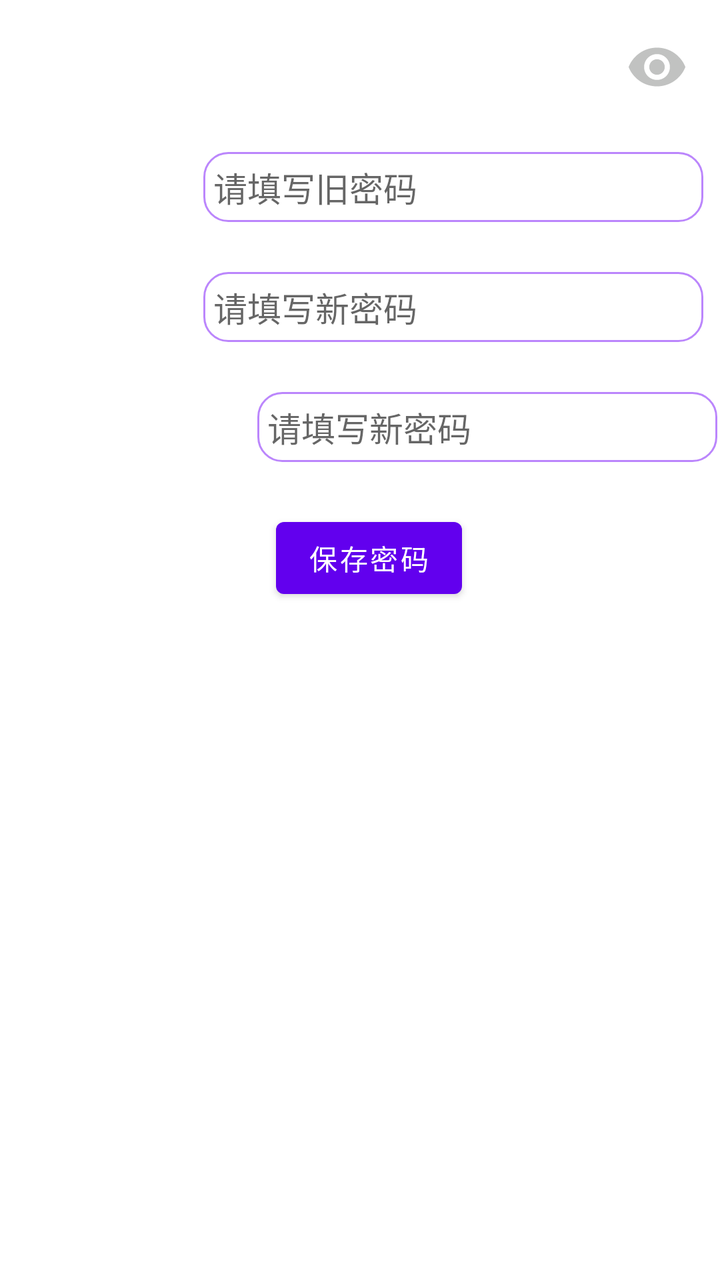
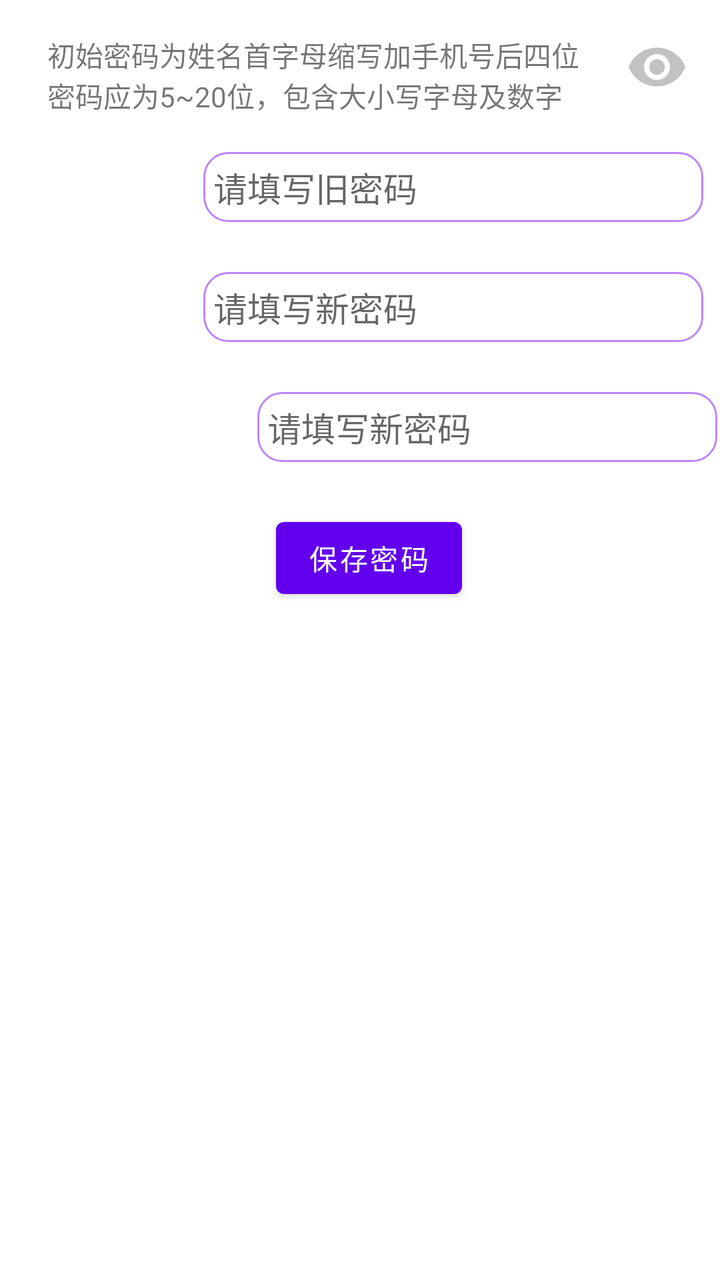

Before-and-after screenshots of an Android layout around one commit, followed by the original layout XML and the change that was made.
<!-- AndroidManifest.xml: application theme Theme.NaviApp -->
<!-- res/layout/fragment_my_pwd.xml -->
<?xml version="1.0" encoding="utf-8"?>
<androidx.constraintlayout.widget.ConstraintLayout xmlns:android="http://schemas.android.com/apk/res/android"
    xmlns:app="http://schemas.android.com/apk/res-auto"
    xmlns:tools="http://schemas.android.com/tools"
    android:layout_width="match_parent"
    android:layout_height="match_parent"
    tools:context=".activity.ui.main.MyPwdFragment">


    <ImageView
        android:id="@+id/visable"
        android:layout_width="31dp"
        android:layout_height="35dp"
        android:layout_marginTop="16dp"
        android:layout_marginEnd="16dp"
        android:src="@drawable/eye_24"
        app:layout_constraintEnd_toEndOf="parent"
        app:layout_constraintTop_toTopOf="parent" />

    <EditText
        android:id="@+id/old_pwd"
        style="@style/textsize_content"
        android:inputType="textPassword"
        android:layout_height="wrap_content"
        android:layout_width="wrap_content"
        android:minWidth="250dp"
        android:background="@drawable/edittext_border"
        android:hint="请填写旧密码"
        app:layout_constraintEnd_toEndOf="parent"
        app:layout_constraintStart_toEndOf="@+id/textView34"
        app:layout_constraintTop_toBottomOf="@+id/visable" />



    <EditText
        android:id="@+id/new_confirm"
        style="@style/textsize_content"
        android:layout_height="wrap_content"
        android:layout_width="wrap_content"
        android:minWidth="230dp"
        android:inputType="textPassword"
        android:background="@drawable/edittext_border"
        android:hint="请填写新密码"
        app:layout_constraintEnd_toEndOf="parent"
        app:layout_constraintStart_toEndOf="@+id/textView38"
        app:layout_constraintTop_toBottomOf="@+id/new_pwd" />

    <TextView
        android:id="@+id/textView41"
        android:layout_width="wrap_content"
        android:layout_height="wrap_content"
        android:layout_marginEnd="4dp"
        android:text="*"
        android:textColor="@color/colorAccent"
        app:layout_constraintBottom_toBottomOf="@+id/textView39"
        app:layout_constraintEnd_toStartOf="@+id/textView39"
        app:layout_constraintTop_toTopOf="@+id/textView39"
        app:layout_constraintVertical_bias="0.0" />

    <TextView
        android:id="@+id/textView38"
        style="@style/textsize_nomal"
        android:layout_width="wrap_content"
        android:layout_height="wrap_content"
        android:text="确认新密码："
        app:layout_constraintBottom_toBottomOf="@+id/new_confirm"
        app:layout_constraintStart_toStartOf="parent"
        app:layout_constraintTop_toTopOf="@+id/new_confirm"
 />

    <TextView
        android:id="@+id/textView40"
        android:layout_width="wrap_content"
        android:layout_height="wrap_content"
        android:layout_marginEnd="4dp"
        android:text="*"
        android:textColor="@color/colorAccent"
        app:layout_constraintBottom_toBottomOf="@+id/textView34"
        app:layout_constraintEnd_toStartOf="@+id/textView34"
        app:layout_constraintTop_toTopOf="@+id/textView34" />

    <TextView
        android:id="@+id/textView34"
        style="@style/textsize_nomal"
        android:layout_width="wrap_content"
        android:layout_height="wrap_content"

        android:text="旧密码："
        app:layout_constraintBottom_toBottomOf="@+id/old_pwd"
        app:layout_constraintStart_toStartOf="parent"
        app:layout_constraintTop_toTopOf="@+id/old_pwd" />

    <TextView
        android:id="@+id/textView42"
        android:layout_width="wrap_content"
        android:layout_height="wrap_content"
        android:layout_marginEnd="4dp"
        android:text="*"
        android:textColor="@color/colorAccent"
        app:layout_constraintBottom_toBottomOf="@+id/textView38"
        app:layout_constraintEnd_toStartOf="@+id/textView38"
        app:layout_constraintTop_toTopOf="@+id/textView38"
        app:layout_constraintVertical_bias="1.0" />

    <Button
        android:id="@+id/save_pwd"
        android:layout_width="wrap_content"
        android:layout_height="wrap_content"
        android:layout_margin="24dp"
        android:layout_marginTop="36dp"
        android:text="保存密码"
        app:layout_constraintEnd_toEndOf="parent"
        app:layout_constraintHorizontal_bias="0.52"
        app:layout_constraintStart_toStartOf="parent"
        app:layout_constraintTop_toBottomOf="@+id/new_confirm" />

    <TextView
        android:id="@+id/textView39"
        style="@style/textsize_nomal"
        android:layout_width="wrap_content"
        android:layout_height="wrap_content"
        android:layout_marginStart="24dp"
        android:text="新密码："
        app:layout_constraintBottom_toBottomOf="@+id/new_pwd"
        app:layout_constraintStart_toStartOf="parent"
        app:layout_constraintTop_toTopOf="@+id/new_pwd" />

    <EditText
        android:id="@+id/new_pwd"
        style="@style/textsize_content"
        android:layout_width="wrap_content"
        android:layout_height="wrap_content"
        android:minWidth="250dp"
        android:inputType="textPassword"
        android:background="@drawable/edittext_border"
        android:hint="请填写新密码"
        app:layout_constraintEnd_toEndOf="parent"
        app:layout_constraintStart_toEndOf="@+id/textView39"
        app:layout_constraintTop_toBottomOf="@+id/old_pwd" />
    <ProgressBar
        android:id="@+id/pwd_progressBar"
        style="?android:attr/progressBarStyle"
        android:layout_width="wrap_content"
        android:layout_height="wrap_content"
        app:layout_constraintBottom_toTopOf="@+id/save_pwd"
        app:layout_constraintEnd_toEndOf="parent"
        app:layout_constraintStart_toStartOf="parent"
        app:layout_constraintTop_toTopOf="parent" />

</androidx.constraintlayout.widget.ConstraintLayout>
<!-- resources referenced by this layout -->
<resources>
  <color name="colorAccent">#D81B60</color>
  <!-- drawable edittext_border (drawable) -->
  <?xml version="1.0" encoding="utf-8"?>
  <shape
      xmlns:android="http://schemas.android.com/apk/res/android"
      android:shape="rectangle" >
      
      <solid android:color="#ffffff" />
      
      <stroke
          android:width="1dip"
          android:color="@color/purple_200" />
      
      <corners android:radius="12dp" />
      
      <padding
          android:bottom="5dp"
          android:left="5dp"
          android:right="5dp"
          android:top="5dp" />
      
  
  
  
  
      
  
  
  
  
  
  </shape>
  <!-- drawable eye_24 (drawable) -->
  <vector android:height="24dp" android:tint="#C1C2C1"
      android:viewportHeight="24" android:viewportWidth="24"
      android:width="24dp" xmlns:android="http://schemas.android.com/apk/res/android">
      <path android:fillColor="@android:color/white" android:pathData="M12,4.5C7,4.5 2.73,7.61 1,12c1.73,4.39 6,7.5 11,7.5s9.27,-3.11 11,-7.5c-1.73,-4.39 -6,-7.5 -11,-7.5zM12,17c-2.76,0 -5,-2.24 -5,-5s2.24,-5 5,-5 5,2.24 5,5 -2.24,5 -5,5zM12,9c-1.66,0 -3,1.34 -3,3s1.34,3 3,3 3,-1.34 3,-3 -1.34,-3 -3,-3z"/>
  </vector>
  <style name="textsize_content">
          <item name="android:textSize">17dp</item>
          <item name="android:layout_margin">@dimen/spinner_margin</item>
          <item name="android:textColor">#272727</item>
          <item name="android:maxWidth">250dp</item>
          <item name="android:minWidth">100dp</item>
      </style>
  <style name="textsize_nomal">
          <item name="android:textSize">17dp</item>
          <item name="android:layout_margin">@dimen/spinner_margin</item>
          <item name="android:textColor">#323131</item>
      </style>
  <style name="Theme.NaviApp" parent="Theme.MaterialComponents.DayNight.DarkActionBar">
          
          <item name="colorPrimary">@color/purple_500</item>
          <item name="colorPrimaryVariant">@color/purple_700</item>
          <item name="colorOnPrimary">@color/white</item>
          
          <item name="colorSecondary">@color/teal_200</item>
          <item name="colorSecondaryVariant">@color/teal_700</item>
          <item name="colorOnSecondary">@color/black</item>
          
          <item name="android:statusBarColor" tools:targetApi="l">?attr/colorPrimaryVariant</item>
          
      </style>
  <color name="purple_200">#FFBB86FC</color>
  <dimen name="spinner_margin">25dp</dimen>
  <color name="purple_500">#FF6200EE</color>
  <color name="purple_700">#FF3700B3</color>
  <color name="white">#FFFFFFFF</color>
  <color name="teal_200">#FF03DAC5</color>
  <color name="teal_700">#FF018786</color>
  <color name="black">#FF000000</color>
</resources>

<!-- the commit's change to res/layout/fragment_my_pwd.xml (unified diff, before → after) -->
@@ -147,4 +147,14 @@
         app:layout_constraintStart_toStartOf="parent"
         app:layout_constraintTop_toTopOf="parent" />
 
+    <TextView
+        android:id="@+id/textView35"
+        android:layout_width="wrap_content"
+        android:layout_height="wrap_content"
+        android:layout_marginTop="@dimen/mes_size"
+        android:text="初始密码为姓名首字母缩写加手机号后四位\n密码应为5~20位，包含大小写字母及数字"
+        app:layout_constraintEnd_toStartOf="@+id/visable"
+        app:layout_constraintStart_toStartOf="parent"
+        app:layout_constraintTop_toTopOf="parent" />
+
 </androidx.constraintlayout.widget.ConstraintLayout>
<!-- resource entries referenced after the edit -->
@@ -1,6 +1,7 @@
 <!-- resources referenced by this layout -->
 <resources>
   <color name="colorAccent">#D81B60</color>
+  <dimen name="mes_size">17dp</dimen>
   <!-- drawable edittext_border (drawable) -->
   <?xml version="1.0" encoding="utf-8"?>
   <shape
